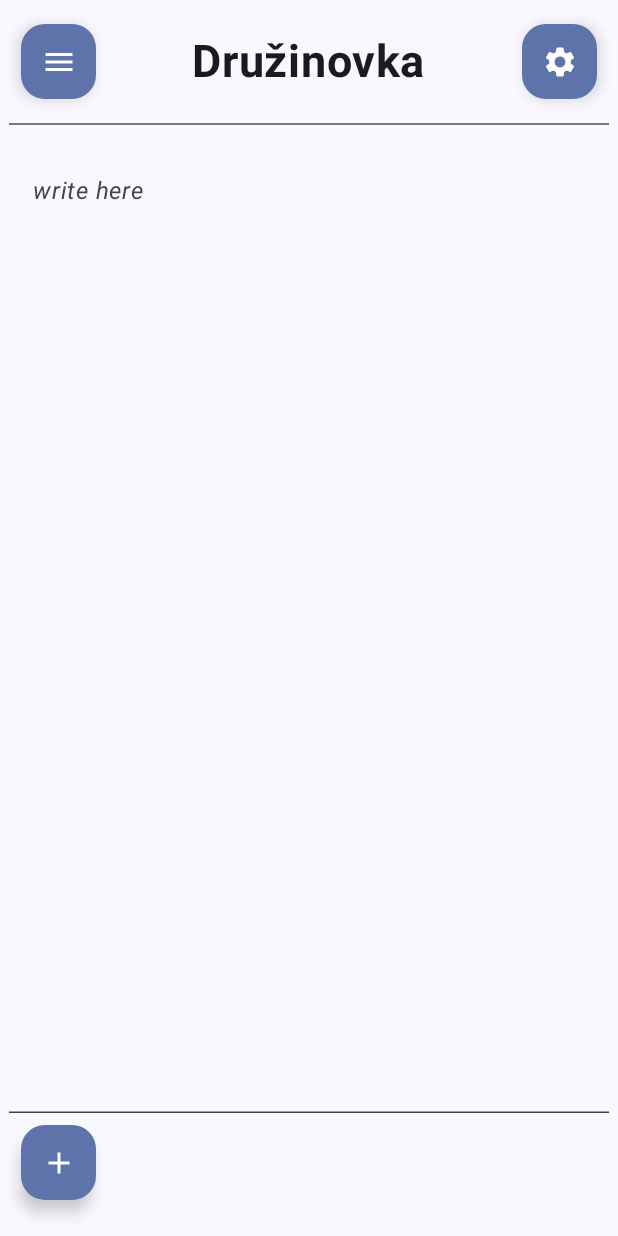
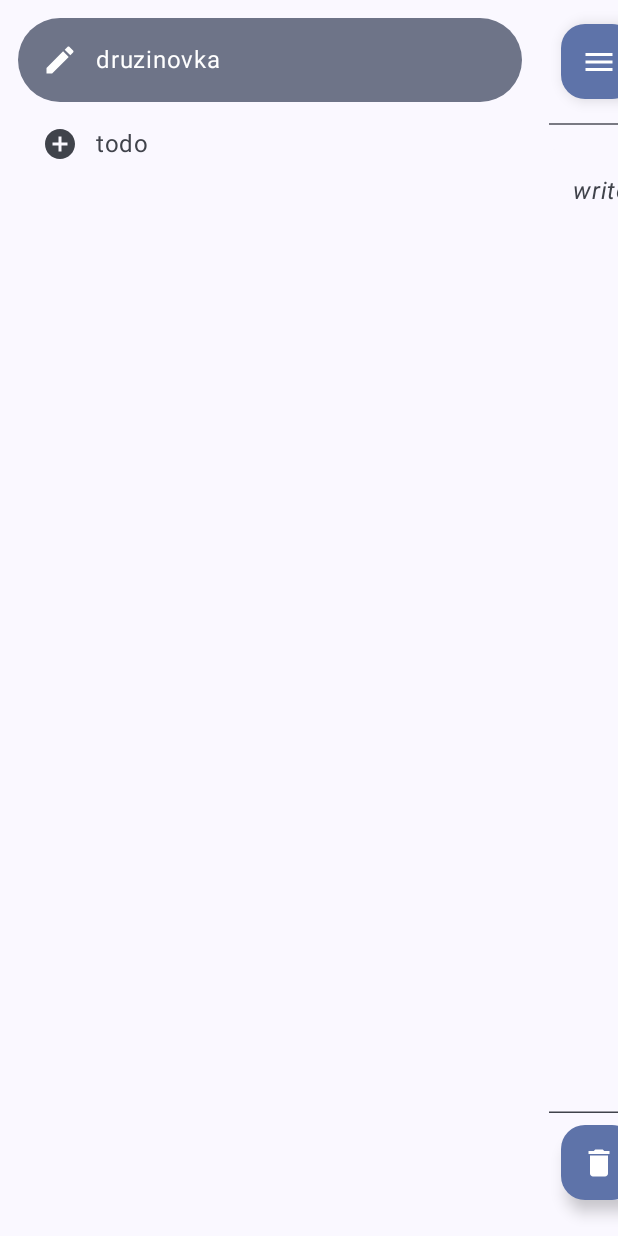
Before and after one commit to hafihaf123/radca, an Android app built with Jetpack Compose: the DruzinovkaScreen screen opened through its navigation route, after a tap on "side menu button", on a phone screen of 412 x 824 dp. Run offline under Robolectric (Android 15) with nearby library versions, the phone set to English and light mode, and no system bars; our stand-ins replace Dagger/Hilt's generated code.

Commit message:
implemented navigation, added NavigationDrawer

```diff
--- a/app/src/main/java/com/hafihaf/radca/DruzinovkaScreen.kt
+++ b/app/src/main/java/com/hafihaf/radca/DruzinovkaScreen.kt
@@ -8,10 +8,12 @@ import androidx.compose.foundation.layout.padding
 import androidx.compose.foundation.layout.safeDrawingPadding
 import androidx.compose.foundation.layout.size
 import androidx.compose.material.icons.Icons
-import androidx.compose.material.icons.filled.Add
+import androidx.compose.material.icons.filled.Delete
 import androidx.compose.material.icons.filled.Menu
 import androidx.compose.material.icons.filled.Settings
 import androidx.compose.material3.Divider
+import androidx.compose.material3.DrawerValue
+import androidx.compose.material3.rememberDrawerState
 import androidx.compose.runtime.Composable
 import androidx.compose.runtime.LaunchedEffect
 import androidx.compose.runtime.collectAsState
@@ -30,11 +32,16 @@ import com.hafihaf.radca.datastore.StoreDruzContent
 import com.hafihaf.radca.ui.IconButton
 import com.hafihaf.radca.ui.InputBlock
 import com.hafihaf.radca.ui.Nadpis
+import com.hafihaf.radca.ui.NavigationDrawer
 import com.hafihaf.radca.ui.theme.RadcaTheme
+import com.hafihaf.radca.util.Routes
+import com.hafihaf.radca.util.UiEvent
 import kotlinx.coroutines.launch
 
 @Composable
-fun DruzinovkaScreen() {
+fun DruzinovkaScreen(
+    onNavigate: (UiEvent.Navigate) -> Unit
+) {
 
     val context = LocalContext.current
     val scope = rememberCoroutineScope()
@@ -48,19 +55,28 @@ fun DruzinovkaScreen() {
         druzContent = savedDruzContent.value!!
     }
 
-    Column (
+    val drawerState = rememberDrawerState(initialValue = DrawerValue.Closed)
+
+    NavigationDrawer(
+        drawerState = drawerState,
+        scope = scope,
+        onNavigate = onNavigate,
+        screenRoute = Routes.DRUZINOVKA
+    ){
+        Column(
             modifier = Modifier
                 .padding(6.dp, 16.dp)
                 .safeDrawingPadding()
                 .fillMaxSize()
         ) {
-        Row (
+            Row(
                 modifier = Modifier.padding(horizontal = 8.dp)
             ) {
                 IconButton(
                     modifier = Modifier.size(50.dp),
                     icon = Icons.Filled.Menu,
-                contentDescription = stringResource(R.string.side_menu_button)
+                    contentDescription = stringResource(R.string.side_menu_button),
+                    onClick = /*onNavigate*/{ scope.launch { drawerState.open() } }
                 )
 
                 Nadpis(
@@ -98,9 +114,10 @@ fun DruzinovkaScreen() {
             ) {
                 IconButton(
                     modifier = Modifier.size(50.dp),
-                icon = Icons.Filled.Add,
-                contentDescription = "more"
+                    icon = Icons.Filled.Delete,
+                    contentDescription = "delete"
                 )
+            }
         }
     }
 }
@@ -109,6 +126,8 @@ fun DruzinovkaScreen() {
 @Composable
 fun DruzinovkaScreenPreview() {
     RadcaTheme {
-        DruzinovkaScreen()
+        DruzinovkaScreen(
+            onNavigate = { }
+        )
     }
 }
--- a/app/src/main/java/com/hafihaf/radca/Navigation.kt
+++ b/app/src/main/java/com/hafihaf/radca/Navigation.kt
@@ -7,15 +7,17 @@ import androidx.navigation.compose.composable
 import androidx.navigation.compose.navigation
 import androidx.navigation.compose.rememberNavController
 import androidx.navigation.navArgument
-import com.hafihaf.radca.ui.add_edit_todo.AddEditTodoScreen
-import com.hafihaf.radca.ui.todo_list.TodoListScreen
+import com.hafihaf.radca.ui.todo.add_edit_todo.AddEditTodoScreen
+import com.hafihaf.radca.ui.todo.todo_list.TodoListScreen
 import com.hafihaf.radca.util.Routes
 
 @Composable
 fun Navigation() {
     val navController = rememberNavController()
-    NavHost(navController = navController, startDestination = Routes.TODO/*DRUZINOVKA*/) {
-        composable(route = Routes.DRUZINOVKA) { DruzinovkaScreen() }
+    NavHost(navController = navController, startDestination = Routes.DRUZINOVKA) {
+        composable(route = Routes.DRUZINOVKA) { DruzinovkaScreen(
+            onNavigate = { navController.navigate(it.route) }
+        ) }
         navigation(startDestination = Routes.TODO_LIST, route = Routes.TODO) {
             composable(route = Routes.TODO_LIST) {
                 TodoListScreen(
--- a/app/src/main/java/com/hafihaf/radca/data/Todo.kt
+++ b/app/src/main/java/com/hafihaf/radca/data/todo/Todo.kt
@@ -1,4 +1,4 @@
-package com.hafihaf.radca.data
+package com.hafihaf.radca.data.todo
 
 import androidx.room.Entity
 import androidx.room.PrimaryKey
--- a/app/src/main/java/com/hafihaf/radca/data/TodoDao.kt
+++ b/app/src/main/java/com/hafihaf/radca/data/todo/TodoDao.kt
@@ -1,4 +1,4 @@
-package com.hafihaf.radca.data
+package com.hafihaf.radca.data.todo
 
 import androidx.room.Dao
 import androidx.room.Delete
--- a/app/src/main/java/com/hafihaf/radca/data/TodoDatabase.kt
+++ b/app/src/main/java/com/hafihaf/radca/data/todo/TodoDatabase.kt
@@ -1,12 +1,12 @@
-package com.hafihaf.radca.data
+package com.hafihaf.radca.data.todo
 
 import androidx.room.Database
 import androidx.room.RoomDatabase
 
 @Database(
     entities = [Todo::class],
-    version = 1,
-    exportSchema = false
+    version = 1
+//    exportSchema = false
 )
 abstract class TodoDatabase: RoomDatabase() {
 
--- a/app/src/main/java/com/hafihaf/radca/data/TodoRepository.kt
+++ b/app/src/main/java/com/hafihaf/radca/data/todo/TodoRepository.kt
@@ -1,4 +1,4 @@
-package com.hafihaf.radca.data
+package com.hafihaf.radca.data.todo
 
 import kotlinx.coroutines.flow.Flow
 
--- a/app/src/main/java/com/hafihaf/radca/data/TodoRepositoryImpl.kt
+++ b/app/src/main/java/com/hafihaf/radca/data/todo/TodoRepositoryImpl.kt
@@ -1,4 +1,4 @@
-package com.hafihaf.radca.data
+package com.hafihaf.radca.data.todo
 
 import kotlinx.coroutines.flow.Flow
 import javax.inject.Inject
--- a/app/src/main/java/com/hafihaf/radca/ui/IconButton.kt
+++ b/app/src/main/java/com/hafihaf/radca/ui/IconButton.kt
@@ -14,11 +14,12 @@ import com.hafihaf.radca.ui.theme.RadcaTheme
 fun IconButton(
     modifier: Modifier,
     icon: ImageVector,
-    contentDescription: String
+    contentDescription: String,
+    onClick: (() -> Unit)? = null
 ) {
     FloatingActionButton(
         modifier = modifier,
-        onClick = { /*TODO*/ }
+        onClick = { onClick?.let { it() } }
     ) {
         Icon(icon, contentDescription)
     }
--- /dev/null
+++ b/app/src/main/java/com/hafihaf/radca/ui/NavigationDrawer.kt
@@ -0,0 +1,68 @@
+package com.hafihaf.radca.ui
+
+import androidx.activity.compose.BackHandler
+import androidx.compose.foundation.layout.Spacer
+import androidx.compose.foundation.layout.height
+import androidx.compose.foundation.layout.padding
+import androidx.compose.material.icons.Icons
+import androidx.compose.material.icons.filled.AddCircle
+import androidx.compose.material.icons.filled.Create
+import androidx.compose.material3.DismissibleNavigationDrawer
+import androidx.compose.material3.DrawerState
+import androidx.compose.material3.Icon
+import androidx.compose.material3.NavigationDrawerItem
+import androidx.compose.material3.Text
+import androidx.compose.runtime.Composable
+import androidx.compose.runtime.mutableStateOf
+import androidx.compose.runtime.remember
+import androidx.compose.ui.Modifier
+import androidx.compose.ui.unit.dp
+import com.hafihaf.radca.util.Routes
+import com.hafihaf.radca.util.UiEvent
+import kotlinx.coroutines.CoroutineScope
+import kotlinx.coroutines.launch
+import androidx.compose.material3.DismissibleDrawerSheet as DismissibleDrawerSheet1
+
+@Composable
+fun NavigationDrawer(
+    drawerState: DrawerState,
+    scope: CoroutineScope,
+    onNavigate: (UiEvent.Navigate) -> Unit,
+    screenRoute: String,
+    content: @Composable () -> Unit
+) {
+    val items = listOf(
+        Icons.Default.Create to Routes.DRUZINOVKA,
+        Icons.Default.AddCircle to Routes.TODO
+    )
+    val selectedItem = remember { mutableStateOf(items[0])}
+
+    BackHandler(enabled = drawerState.isOpen) {
+        scope.launch {
+            drawerState.close()
+        }
+    }
+
+    DismissibleNavigationDrawer(
+        drawerState = drawerState,
+        drawerContent = {
+            DismissibleDrawerSheet1{
+                Spacer(Modifier.height(12.dp))
+                items.forEach { (icon, route) ->
+                    NavigationDrawerItem(
+                        icon = { Icon(icon, contentDescription = null) },
+                        label = { Text(route) },
+                        selected = route == screenRoute,
+                        onClick = {
+                            scope.launch { drawerState.close() }
+                            selectedItem.value = icon to route
+                            onNavigate(UiEvent.Navigate(route))
+                        },
+                        modifier = Modifier.padding(horizontal = 12.dp)
+                    )
+                }
+            }
+        },
+        content = { content() }
+    )
+}
--- a/app/src/main/java/com/hafihaf/radca/ui/add_edit_todo/AddEditTodoEvent.kt
+++ b/app/src/main/java/com/hafihaf/radca/ui/todo/add_edit_todo/AddEditTodoEvent.kt
@@ -1,4 +1,4 @@
-package com.hafihaf.radca.ui.add_edit_todo
+package com.hafihaf.radca.ui.todo.add_edit_todo
 
 sealed class AddEditTodoEvent {
     data class OnTitleChange(val title: String): AddEditTodoEvent()
--- a/app/src/main/java/com/hafihaf/radca/ui/add_edit_todo/AddEditTodoScreen.kt
+++ b/app/src/main/java/com/hafihaf/radca/ui/todo/add_edit_todo/AddEditTodoScreen.kt
@@ -1,4 +1,4 @@
-package com.hafihaf.radca.ui.add_edit_todo
+package com.hafihaf.radca.ui.todo.add_edit_todo
 
 import androidx.compose.foundation.layout.Column
 import androidx.compose.foundation.layout.Spacer
--- a/app/src/main/java/com/hafihaf/radca/ui/add_edit_todo/AddEditTodoViewModel.kt
+++ b/app/src/main/java/com/hafihaf/radca/ui/todo/add_edit_todo/AddEditTodoViewModel.kt
@@ -1,4 +1,4 @@
-package com.hafihaf.radca.ui.add_edit_todo
+package com.hafihaf.radca.ui.todo.add_edit_todo
 
 import androidx.compose.runtime.getValue
 import androidx.compose.runtime.mutableStateOf
@@ -6,8 +6,8 @@ import androidx.compose.runtime.setValue
 import androidx.lifecycle.SavedStateHandle
 import androidx.lifecycle.ViewModel
 import androidx.lifecycle.viewModelScope
-import com.hafihaf.radca.data.Todo
-import com.hafihaf.radca.data.TodoRepository
+import com.hafihaf.radca.data.todo.Todo
+import com.hafihaf.radca.data.todo.TodoRepository
 import com.hafihaf.radca.util.UiEvent
 import dagger.hilt.android.lifecycle.HiltViewModel
 import kotlinx.coroutines.channels.Channel
--- a/app/src/main/java/com/hafihaf/radca/ui/todo_list/TodoListEvent.kt
+++ b/app/src/main/java/com/hafihaf/radca/ui/todo/todo_list/TodoListEvent.kt
@@ -1,6 +1,6 @@
-package com.hafihaf.radca.ui.todo_list
+package com.hafihaf.radca.ui.todo.todo_list
 
-import com.hafihaf.radca.data.Todo
+import com.hafihaf.radca.data.todo.Todo
 
 sealed class TodoListEvent {
     data class OnDeleteTodoClick(val todo: Todo): TodoListEvent()
--- a/app/src/main/java/com/hafihaf/radca/ui/todo_list/TodoListItem.kt
+++ b/app/src/main/java/com/hafihaf/radca/ui/todo/todo_list/TodoListItem.kt
@@ -1,4 +1,4 @@
-package com.hafihaf.radca.ui.todo_list
+package com.hafihaf.radca.ui.todo.todo_list
 
 import androidx.compose.foundation.layout.Arrangement
 import androidx.compose.foundation.layout.Column
@@ -18,7 +18,7 @@ import androidx.compose.ui.Modifier
 import androidx.compose.ui.text.font.FontWeight
 import androidx.compose.ui.unit.dp
 import androidx.compose.ui.unit.sp
-import com.hafihaf.radca.data.Todo
+import com.hafihaf.radca.data.todo.Todo
 
 @Composable
 fun TodoListItem(
--- a/app/src/main/java/com/hafihaf/radca/ui/todo_list/TodoListViewModel.kt
+++ b/app/src/main/java/com/hafihaf/radca/ui/todo/todo_list/TodoListViewModel.kt
@@ -1,9 +1,9 @@
-package com.hafihaf.radca.ui.todo_list
+package com.hafihaf.radca.ui.todo.todo_list
 
 import androidx.lifecycle.ViewModel
 import androidx.lifecycle.viewModelScope
-import com.hafihaf.radca.data.Todo
-import com.hafihaf.radca.data.TodoRepository
+import com.hafihaf.radca.data.todo.Todo
+import com.hafihaf.radca.data.todo.TodoRepository
 import com.hafihaf.radca.util.Routes
 import com.hafihaf.radca.util.UiEvent
 import dagger.hilt.android.lifecycle.HiltViewModel
--- a/settings.gradle.kts
+++ b/settings.gradle.kts
@@ -15,5 +15,5 @@ dependencyResolutionManagement {
     }
 }
 
-rootProject.name = "todo"
+rootProject.name = "radca"
 include(":app")
```
Also changed, not shown: app/build.gradle.kts (+4 -16 lines), app/src/main/java/com/hafihaf/radca/di/AppModule.kt (+5 -5 lines), app/src/main/java/com/hafihaf/radca/ui/todo/todo_list/TodoListScreen.kt (renamed from app/src/main/java/com/hafihaf/radca/ui/todo_list/TodoListScreen.kt, +11 -1 lines), 1 other file. Lines whose indentation alone changed are shown as unchanged.
